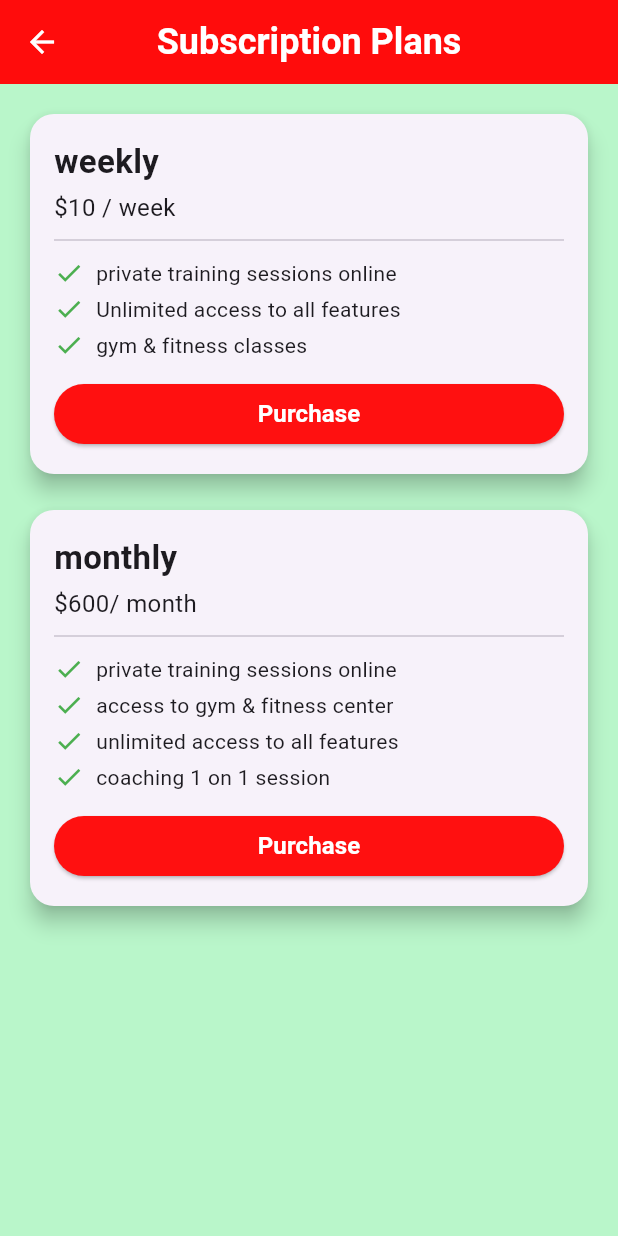
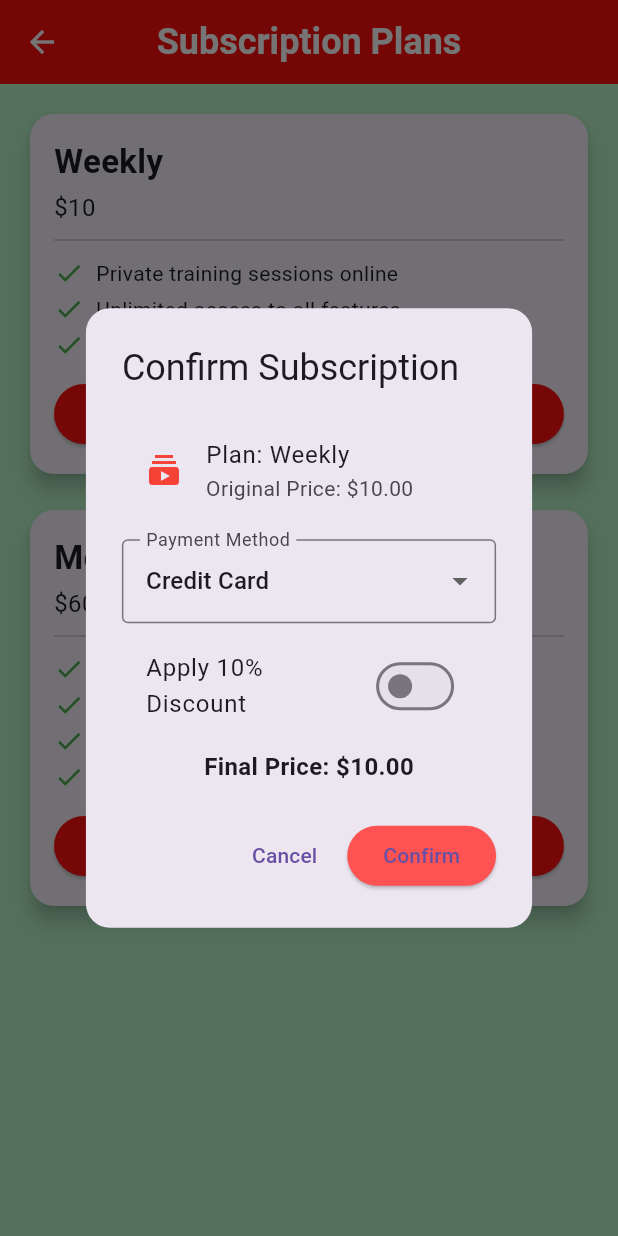
Before and after one commit to Juv-andrew/groupie, a Flutter app: the SubscriptionPage screen opened directly, after a tap on "Purchase", on a phone screen of 412 x 824 dp. Run offline on Flutter 3.47's test engine with Material 3 defaults, Android fonts, the phone set to English and light mode, and no system bars; our stand-ins replace share_plus, shared_preferences, smooth_page_indicator; accounts and stored records are empty.

Commit message:
menerapkan switch button , drop down button, membuat pembayaran

```diff
--- a/lib/fitness/home_workout_page.dart
+++ b/lib/fitness/home_workout_page.dart
@@ -275,7 +275,7 @@ class _HomeWorkoutPageState extends State<HomeWorkoutPage> {
         backgroundColor: const Color.fromARGB(255, 87, 77, 77),
       ),
       body: Container(
-        color: const Color(0xFF121212), // 🎨 Background untuk
+        color: const Color.fromARGB(255, 136, 113, 113), // 🎨 Background untuk
         padding: const EdgeInsets.all(16),
         child: Column(
           children: [
--- a/lib/fitness/librarypage.dart
+++ b/lib/fitness/librarypage.dart
@@ -17,10 +17,11 @@ class LibraryPage extends StatelessWidget {
       appBar: AppBar(
         title: const Row(
           children: [
-            Icon(Icons.menu, color: Colors.white),
+            Icon(Icons.library_books, color: Colors.white),
             SizedBox(width: 8),
-            Text('LIBRARY', style: TextStyle(color: Colors.white)),
+            Text('Library', style: TextStyle(color: Colors.white, fontSize: 20, fontWeight: FontWeight.bold)),
           ],
+
         ),
         backgroundColor: Colors.red,
         leading: IconButton(
--- a/lib/fitness/subscriptionpage.dart
+++ b/lib/fitness/subscriptionpage.dart
@@ -1,98 +1,50 @@
 import 'package:flutter/material.dart';
-// Mengimpor paket Flutter Material, menyediakan widget dasar seperti Scaffold, AppBar, Text, Button.
 
 class SubscriptionPage extends StatelessWidget {
-// Kita menggunakan StatelessWidget karena halaman ini hanya menampilkan data tetap (static),
-// tidak ada perubahan data atau interaksi yang mengubah UI setelah dibuka.
-
   const SubscriptionPage({super.key});
-// Constructor 'const' mempercepat rendering widget ini karena isinya tidak berubah-ubah.
 
   @override
   Widget build(BuildContext context) {
-// build() adalah method utama yang membuat tampilan halaman ini.
-
     return Scaffold(
-// Scaffold membuat struktur layout dasar: AppBar di atas, body di tengah.
-
       appBar: AppBar(
-// AppBar menampilkan bilah judul di bagian atas aplikasi.
-
         title: const Text('Subscription Plans'),
-// Judul halaman di AppBar.
-
         titleTextStyle: const TextStyle(
-          fontSize: 24,
-          fontWeight: FontWeight.bold,
-          color: Colors.white,
+          fontSize: 24, fontWeight: FontWeight.bold, color: Colors.white,
         ),
-// Style untuk teks judul: lebih besar, tebal, dan putih.
-
         leading: IconButton(
-// leading artinya widget di sisi paling kiri AppBar (biasanya tombol kembali/back).
-
           icon: const Icon(Icons.arrow_back, color: Colors.white),
-// Ikon panah untuk kembali.
-
           onPressed: () => Navigator.pop(context),
-// onPressed: Ketika tombol back ditekan, Navigator.pop(context) akan menutup halaman ini
-// dan kembali ke halaman sebelumnya.
-
         ),
-
         centerTitle: true,
-// Menjadikan judul AppBar berada di tengah.
-
         backgroundColor: const Color.fromARGB(255, 255, 12, 12),
-// Memberi warna merah terang pada AppBar.
-
       ),
-
       body: Padding(
-// Padding memberikan jarak/margin 16px dari tepi layar ke isi body.
-
         padding: const EdgeInsets.all(16.0),
-
         child: ListView(
-// ListView digunakan agar semua konten bisa discroll ke atas/bawah jika melebihi layar.
-
           children: [
-// ListView.children berisi daftar widget.
-
             _buildPlanCard(
-// Memanggil fungsi _buildPlanCard untuk membuat kartu pertama.
-
               context,
-              title: "weekly",
-              price: "\$10 / week",
+              title: "Weekly",
+              price: "\$10",
+              priceValue: 10,
               features: [
-                "private training sessions online",
+                "Private training sessions online",
                 "Unlimited access to all features",
-                "gym & fitness classes",
+                "Gym & fitness classes",
               ],
-              onPressed: () => print("Selected weekly Plan"),
-// Saat tombol 'Purchase' ditekan, akan print teks ini ke console.
-
             ),
-
             const SizedBox(height: 16),
-// Memberi jarak 16 pixel antar kartu.
-
             _buildPlanCard(
-// Membuat kartu langganan kedua.
-
               context,
-              title: "monthly",
-              price: "\$600/ month",
+              title: "Monthly",
+              price: "\$600",
+              priceValue: 600,
               features: [
-                "private training sessions online",
-                "access to gym & fitness center",
-                "unlimited access to all features",
-                "coaching 1 on 1 session",
+                "Private training sessions online",
+                "Access to gym & fitness center",
+                "Unlimited access to all features",
+                "Coaching 1 on 1 session",
               ],
-              onPressed: () => print("Selected monthly Plan"),
-// Tombol 'Purchase' akan print teks berbeda.
-
             ),
           ],
         ),
@@ -100,108 +52,155 @@ class SubscriptionPage extends StatelessWidget {
     );
   }
 
-  // Membuat widget khusus untuk kartu plan subscription
   Widget _buildPlanCard(
     BuildContext context, {
     required String title,
     required String price,
+    required double priceValue,
     required List<String> features,
-    required VoidCallback onPressed,
   }) {
-
     return Card(
-// Card membuat tampilan kotak dengan elevasi (bayangan) untuk memperjelas antar elemen.
-
       shape: RoundedRectangleBorder(borderRadius: BorderRadius.circular(16)),
-// Membuat sudut Card menjadi bulat (rounded).
-
       elevation: 6,
-// Memberikan efek bayangan di bawah kartu agar terlihat mengambang.
-
       child: Padding(
-// Padding dalam kartu untuk memberi ruang kosong di dalamnya.
-
         padding: const EdgeInsets.all(16.0),
-
         child: Column(
-// Column menyusun elemen secara vertikal (atas ke bawah).
-
           crossAxisAlignment: CrossAxisAlignment.start,
-// Mengatur semua anak di dalam Column menjadi rata kiri.
-
           children: [
-
-            Text(
-              title,
-              style: const TextStyle(fontSize: 22, fontWeight: FontWeight.bold),
-            ),
-// Menampilkan nama paket (weekly / monthly) dengan ukuran lebih besar dan tebal.
-
+            Text(title,
+                style: const TextStyle(fontSize: 22, fontWeight: FontWeight.bold)),
             const SizedBox(height: 4),
-// Memberi jarak kecil antara judul dan harga.
-
             Text(price, style: const TextStyle(fontSize: 16)),
-// Menampilkan harga paket di bawah judul.
-
             const Divider(height: 20, thickness: 1),
-// Garis pemisah antara header kartu dan daftar fitur.
-
-            ...features.map(
-// Memproses list `features` menjadi widget satu per satu.
-
-              (f) => Padding(
+            ...features.map((f) => Padding(
               padding: const EdgeInsets.symmetric(vertical: 2),
               child: Row(
-// Setiap fitur ditampilkan dalam Row: Icon + Teks.
-
                 children: [
-
                   const Icon(Icons.check, color: Colors.green, size: 20),
-// Ikon centang berwarna hijau untuk tiap fitur.
-
                   const SizedBox(width: 8),
-// Memberi jarak antara ikon dan teks.
-
                   Expanded(child: Text(f)),
-// Expanded membuat teks fitur menyesuaikan ruang yang tersedia.
-
                 ],
               ),
-              ),
-            ),
-
+            )),
             const SizedBox(height: 10),
-// Jarak sebelum tombol 'Purchase'.
-
             ElevatedButton(
-// Tombol untuk membeli langganan.
-
-              onPressed: onPressed,
-// Fungsi yang dipanggil saat tombol ditekan.
-
+              onPressed: () => _showPaymentDialog(context, title, priceValue),
               style: ElevatedButton.styleFrom(
                 backgroundColor: const Color.fromARGB(255, 255, 16, 16),
-// Memberi warna merah pada tombol.
-
                 minimumSize: const Size.fromHeight(40),
-// Membuat tinggi minimal tombol agar nyaman ditekan.
-
               ),
-
-              child: const Text(
-                "Purchase",
+              child: const Text("Purchase",
                   style: TextStyle(
-                  fontSize: 16,
-                  fontWeight: FontWeight.bold,
-                  color: Colors.white,
-                ),
-              ),
-// Teks dalam tombol: Purchase, dibuat putih dan tebal.
-
+                      fontSize: 16, fontWeight: FontWeight.bold, color: Colors.white)),
             ),
           ],
         ),
       ),
     );
   }
+
+  void _showPaymentDialog(BuildContext context, String title, double originalPrice) {
+    bool discountApplied = false;
+    String selectedPayment = 'Credit Card';
+
+    showDialog(
+      context: context,
+      builder: (context) {
+        return StatefulBuilder(
+          builder: (ctx, setState) {
+            double finalPrice = discountApplied
+                ? originalPrice * 0.9
+                : originalPrice;
+
+            return AlertDialog(
+              shape: RoundedRectangleBorder(borderRadius: BorderRadius.circular(16)),
+              title: const Text("Confirm Subscription"),
+              content: Column(
+                mainAxisSize: MainAxisSize.min,
+                children: [
+                  ListTile(
+                    title: Text("Plan: $title"),
+                    subtitle: Text("Original Price: \$${originalPrice.toStringAsFixed(2)}"),
+                    leading: const Icon(Icons.subscriptions, color: Colors.red),
+                  ),
+                  const SizedBox(height: 10),
+                  DropdownButtonFormField<String>(
+                    value: selectedPayment,
+                    decoration: const InputDecoration(
+                      labelText: "Payment Method",
+                      border: OutlineInputBorder(),
+                    ),
+                    items: ["Credit Card", "PayPal", "Gopay", "OVO"]
+                        .map((method) => DropdownMenuItem(
+                              value: method,
+                              child: Text(method),
+                            ))
+                        .toList(),
+                    onChanged: (value) {
+                      if (value != null) {
+                        setState(() {
+                          selectedPayment = value;
+                        });
                       }
+                    },
+                  ),
+                  const SizedBox(height: 10),
+                  SwitchListTile(
+                    title: const Text("Apply 10% Discount"),
+                    value: discountApplied,
+                    onChanged: (value) {
+                      setState(() {
+                        discountApplied = value;
+                      });
+                    },
+                    activeColor: Colors.green,
+                  ),
+                  const SizedBox(height: 10),
+                  if (discountApplied)
+                    Text(
+                      "Final Price: \$${(originalPrice * 0.9).toStringAsFixed(2)}",
+                      style: const TextStyle(
+                        fontSize: 16,
+                        fontWeight: FontWeight.bold,
+                        color: Colors.green,
+                      ),
+                    )
+                  else
+                    Text(
+                      "Final Price: \$${originalPrice.toStringAsFixed(2)}",
+                      style: const TextStyle(
+                        fontSize: 16,
+                        fontWeight: FontWeight.bold,
+                      ),
+                    ),
+                ],
+              ),
+              actions: [
+                TextButton(
+                  onPressed: () => Navigator.pop(context),
+                  child: const Text("Cancel"),
+                ),
+                ElevatedButton(
+                  onPressed: () {
+                    Navigator.pop(context);
+                    ScaffoldMessenger.of(context).showSnackBar(
+                      SnackBar(
+                        content: Text(
+                          "Subscription to $title confirmed via $selectedPayment"
+                          "${discountApplied ? " with 10% discount." : "."}"),
+                      ),
+                    );
+                  },
+                  style: ElevatedButton.styleFrom(
+                    backgroundColor: Colors.redAccent,
+                  ),
+                  child: const Text("Confirm"),
+                ),
+              ],
+            );
+          },
+        );
+      },
+    );
+  }
+}
```
Also changed, not shown: lib/ProfilPage.dart (+23 -28 lines), lib/fitness/album_detailed_page..dart (line endings or trailing spaces). Lines whose indentation alone changed are shown as unchanged.
